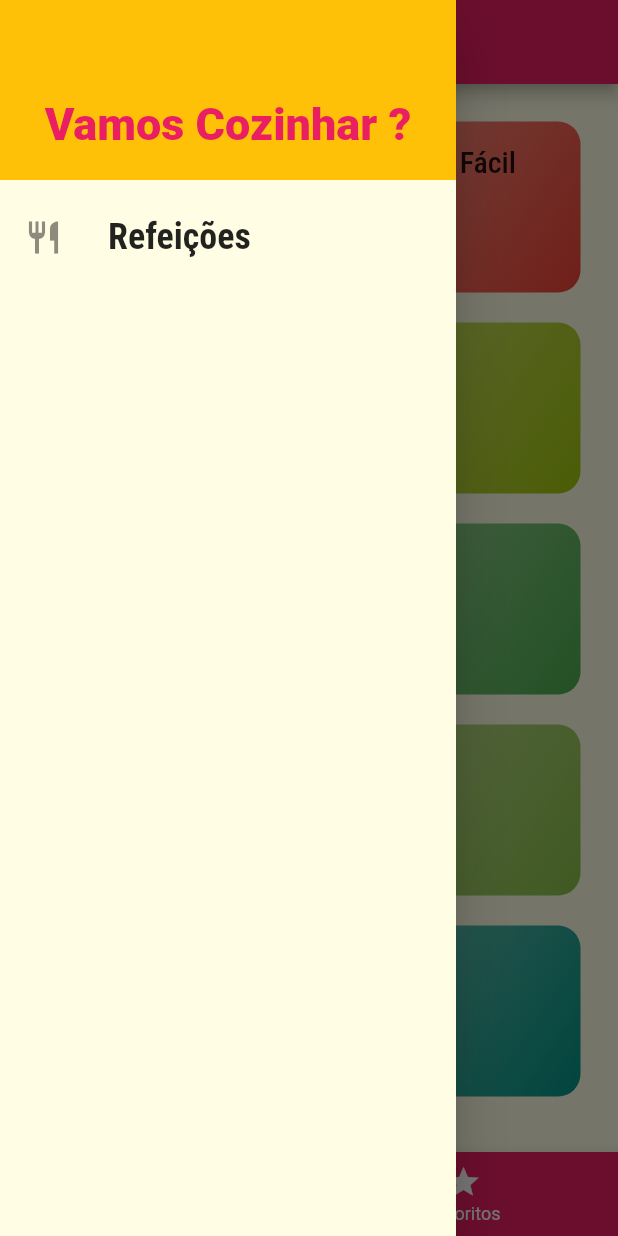
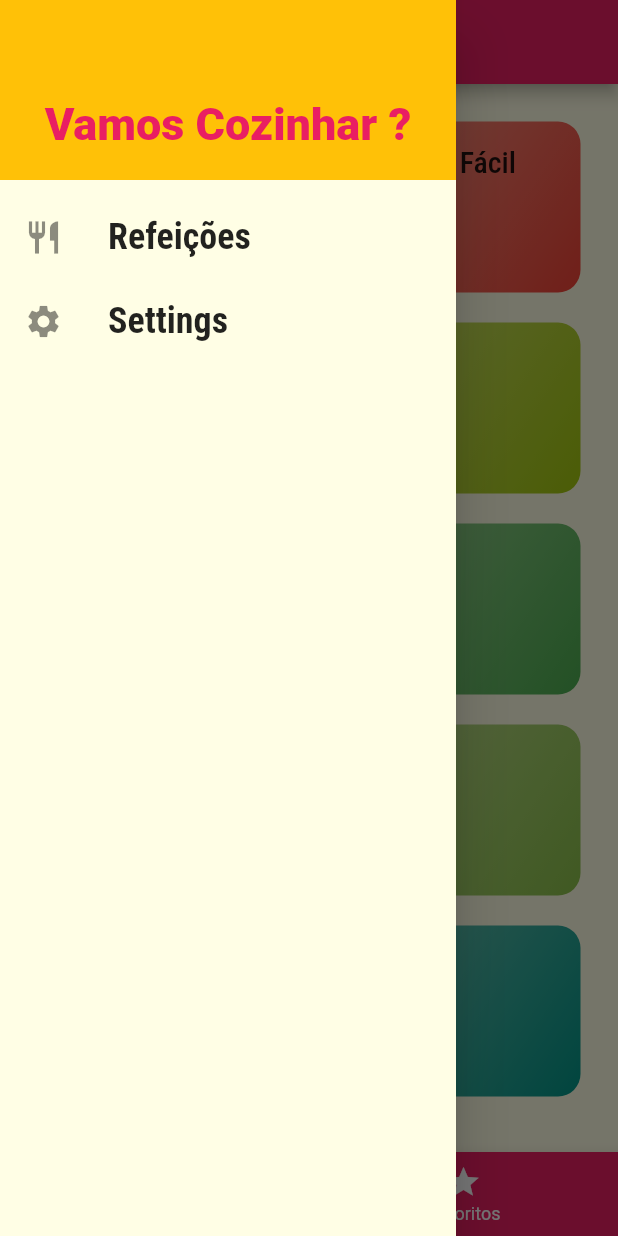
Before and after one commit to absjuniordev/meals, a Flutter app: the screen it shows after launch, with the side drawer open, on a phone screen of 412 x 824 dp. Run offline on Flutter 3.47's test engine with Material 2 defaults, Android fonts, the phone set to English and light mode, and no system bars.

Commit message:
Adicionando Links no Drawer

```diff
--- a/lib/components/main_drawer.dart
+++ b/lib/components/main_drawer.dart
@@ -1,9 +1,10 @@
-import 'dart:ffi';
-
+import '../utils/app_routes.dart';
 import 'package:flutter/material.dart';
 
 class MainDrawer extends StatelessWidget {
-  Widget _creatItem(IconData icon, String label) {
+  const MainDrawer({Key? key}) : super(key: key);
+
+  Widget _creatItem(IconData icon, String label, Function() onTap) {
     return ListTile(
       leading: Icon(
         icon,
@@ -12,15 +13,14 @@ class MainDrawer extends StatelessWidget {
       title: Text(
         label,
         style: const TextStyle(
-            fontFamily: 'RobotoCondensed',
-            fontSize: 24,
-            fontWeight: FontWeight.bold),
+          fontFamily: 'RobotoCondensed',
+          fontSize: 24,
+          fontWeight: FontWeight.bold,
+        ),
       ),
-      onTap: () {},
+      onTap: onTap,
     );
   }
-
-  const MainDrawer({super.key});
 
   @override
   Widget build(BuildContext context) {
@@ -30,7 +30,7 @@ class MainDrawer extends StatelessWidget {
           Container(
             height: 120,
             width: double.infinity,
-            padding: EdgeInsets.all(20),
+            padding: const EdgeInsets.all(20),
             color: Theme.of(context).colorScheme.secondary,
             alignment: Alignment.bottomCenter,
             child: Text(
@@ -44,7 +44,16 @@ class MainDrawer extends StatelessWidget {
           const SizedBox(
             height: 10,
           ),
-          _creatItem(Icons.restaurant, 'Refeições')
+          _creatItem(
+            Icons.restaurant,
+            'Refeições',
+            () => Navigator.of(context).pushNamed(AppRoutes.HOME),
+          ),
+          _creatItem(
+            Icons.settings,
+            'Settings',
+            () => Navigator.of(context).pushNamed(AppRoutes.SETTINGS),
+          ),
         ],
       ),
     );
--- a/lib/main.dart
+++ b/lib/main.dart
@@ -2,6 +2,7 @@ import 'package:flutter/material.dart';
 import 'package:meals/screens/categorias_meals_screen.dart';
 import 'package:meals/screens/meals_detail_screen.dart';
 import 'screens/categories_screen.dart';
+import 'screens/setting_screen.dart';
 
 import 'utils/app_routes.dart';
 import 'screens/tabs_screen.dart';
@@ -36,6 +37,7 @@ class MyApp extends StatelessWidget {
         AppRoutes.HOME: (ctx) => const TabsScreen(),
         AppRoutes.CATEGORIES_MEALS: (ctx) => const CategoriesMealsScreen(),
         AppRoutes.MEAL_DETAIL: (ctx) => const MealDeatailScreen(),
+        AppRoutes.SETTINGS: (ctx) => const SettingsScreen(),
       },
     );
   }
--- a/lib/utils/app_routes.dart
+++ b/lib/utils/app_routes.dart
@@ -2,4 +2,5 @@ class AppRoutes {
   static const HOME = '/';
   static const CATEGORIES_MEALS = '/categories-meals';
   static const MEAL_DETAIL = '/meal-detail';
+  static const SETTINGS = '/settings';
 }
```
Also changed, not shown: lib/screens/setting_screen.dart (added, +17 -0 lines).
